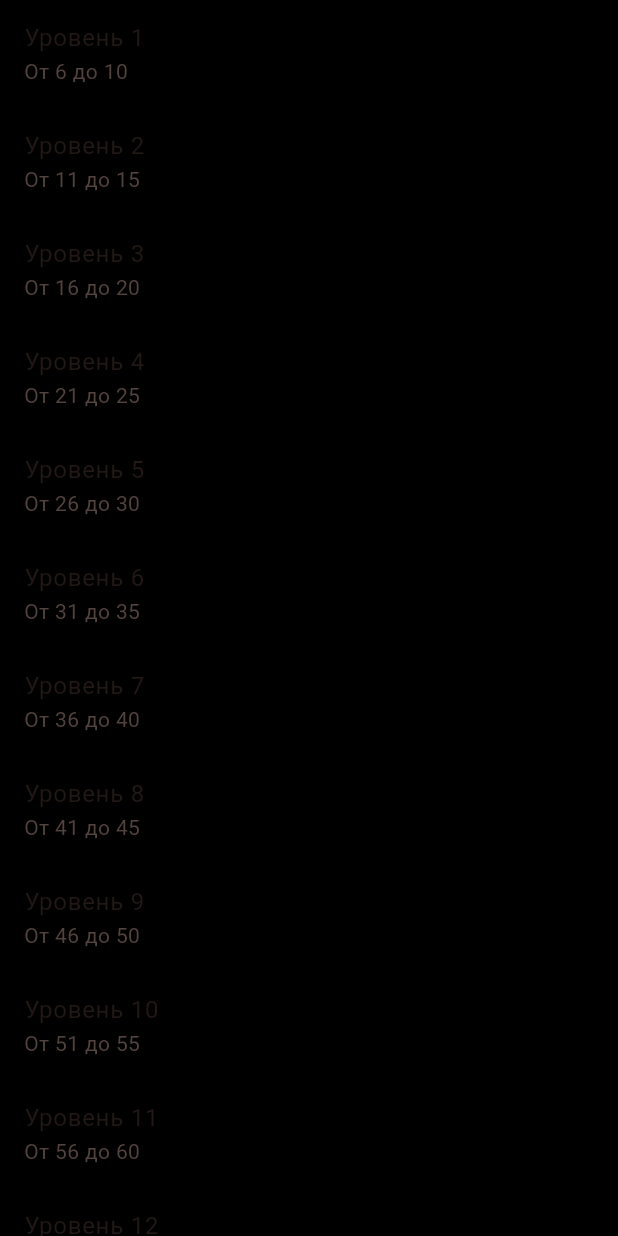
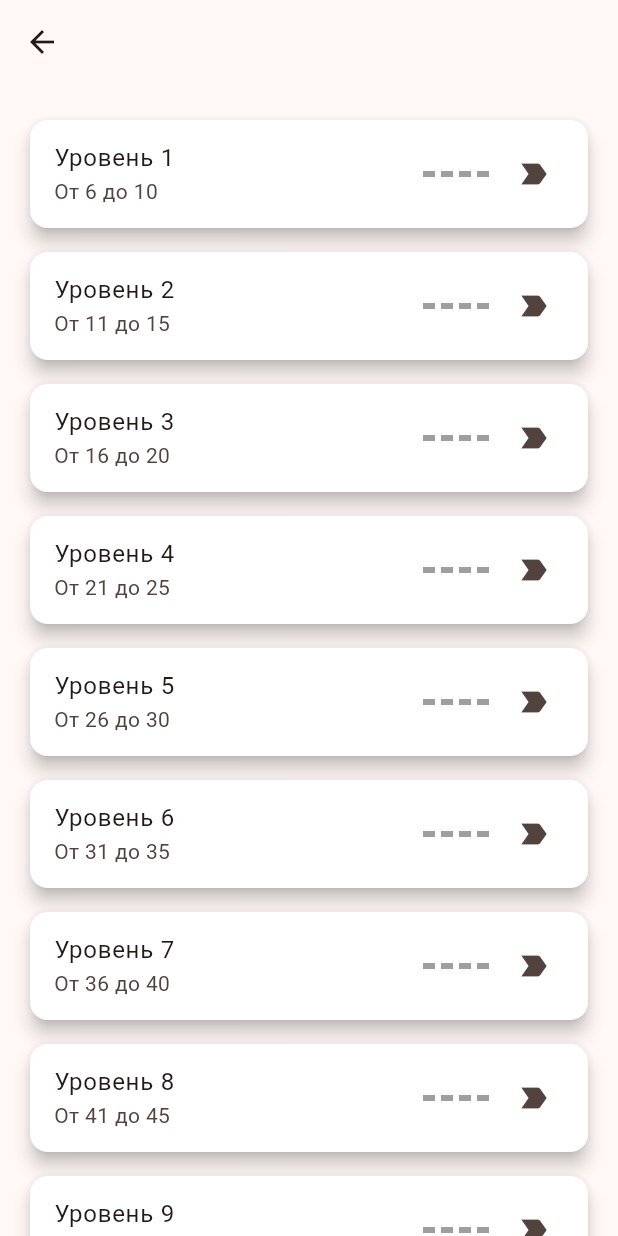
Before and after one commit to Tsiuryn/personal_trainer_app, a Flutter app: the PushUpsPage screen opened directly, on a phone screen of 412 x 824 dp. Run offline on Flutter 3.47's test engine with Material 3 defaults, Android fonts, the phone set to English and light mode, and no system bars; our stand-ins replace custom_navigation_bar, shared_preferences; accounts and stored records are empty; generated files the repository leaves out were written again.

Commit message:
added start training page

```diff
--- a/lib/main.dart
+++ b/lib/main.dart
@@ -27,5 +27,5 @@ extension BuildContextExtension on BuildContext {
   Future<T?> push<T>(Widget widget) =>
       Navigator.of(this).push<T>(MaterialPageRoute(builder: (_) => widget));
 
-  void pop<T>(Object? result) => Navigator.of(this).pop(result);
+  void pop<T>([T? result ]) => Navigator.of(this).pop(result);
 }
--- a/lib/pages/workout/push_up/push_ups_page.dart
+++ b/lib/pages/workout/push_up/push_ups_page.dart
@@ -1,8 +1,11 @@
 import 'package:flutter/material.dart';
-import 'package:personal_trainer_app/app/app_colors.dart';
+import 'package:personal_trainer_app/common/util/extensions.dart';
 import 'package:personal_trainer_app/data/gateway/push_up_gateway_impl.dart';
 import 'package:personal_trainer_app/domain/entity/push_up/push_up_trainer.dart';
 import 'package:personal_trainer_app/domain/gateway/push_up_gateway.dart';
+import 'package:personal_trainer_app/main.dart';
+import 'package:personal_trainer_app/pages/workout/push_up/push_up_details_page.dart';
+import 'package:personal_trainer_app/pages/workout/push_up/widgets/progress_widget.dart';
 
 class PushUpsPage extends StatelessWidget {
   PushUpsPage({super.key}) {
@@ -14,7 +17,8 @@ class PushUpsPage extends StatelessWidget {
   @override
   Widget build(BuildContext context) {
     return Scaffold(
-      backgroundColor: AppColors.background,
+      appBar: AppBar(
+      ),
       body: FutureBuilder<PushUpTrainer>(
           future: gateway.getPushUpTrainer(),
           builder: (context, snapshot) {
@@ -26,14 +30,37 @@ class PushUpsPage extends StatelessWidget {
             }
 
             return ListView.builder(
+              padding: const EdgeInsets.all(16),
                 itemCount: trainer.levels.length,
                 itemBuilder: (context, index) {
-                  final trainingLevel = trainer.levels[index];
+                  final TrainingLevel trainingLevel = trainer.levels[index];
 
-                  return ListTile(
-                    title: Text('Уровень ${trainingLevel.level}'),
-                    subtitle: Text(
-                        'От ${trainingLevel.minRange} до ${trainingLevel.maxRange}'),
+                  return Padding(
+                    padding: EdgeInsets.symmetric(vertical: 4,),
+                    child: Card(
+                      elevation: 5,
+                      color: Colors.white,
+                      child: ListTile(
+                        onTap: (){
+                          context.push(PushUpDetailsPage(trainingLevel: trainingLevel,));
+                        },
+                        title: Text('Уровень ${trainingLevel.level}'),
+                        subtitle: Text(
+                            'От ${trainingLevel.minRange} до ${trainingLevel.maxRange}',),
+                        trailing: Row(
+                          mainAxisSize: MainAxisSize.min,
+                          children: [
+                            ProgressWidget(
+                              training: trainingLevel.training,
+                            ),
+                            16.h,
+                            Icon(
+                              Icons.label_important,
+                            )
+                          ],
+                        ),
+                      ),
+                    ),
                   );
                 });
           }),
--- /dev/null
+++ b/lib/pages/workout/push_up/widgets/progress_widget.dart
@@ -0,0 +1,26 @@
+import 'package:flutter/material.dart';
+import 'package:personal_trainer_app/domain/entity/push_up/push_up_trainer.dart';
+
+class ProgressWidget extends StatelessWidget {
+  final List<Training> training;
+  const ProgressWidget({super.key, required this.training,});
+
+  @override
+  Widget build(BuildContext context) {
+    return Row(
+      mainAxisSize: MainAxisSize.min,
+      children: [
+        ...training.map((e) => Padding(
+          padding: const EdgeInsets.symmetric(horizontal: 2,),
+          child: SizedBox(
+            height: 4,
+            width: 8,
+            child: ColoredBox(
+              color: e.done ? Colors.lightGreen : Colors.grey,
+            ),
+          ),
+        )).toList(),
+      ],
+    );
+  }
+}
```
Also changed, not shown: lib/common/util/extensions.dart (added, +11 -0 lines), lib/pages/workout/push_up/push_up_details_page.dart (added, +81 -0 lines), lib/pages/workout/push_up/start_training_page.dart (added, +233 -0 lines), lib/pages/workout/push_up/util/start_training_controller.dart (added, +106 -0 lines), 1 other file.
